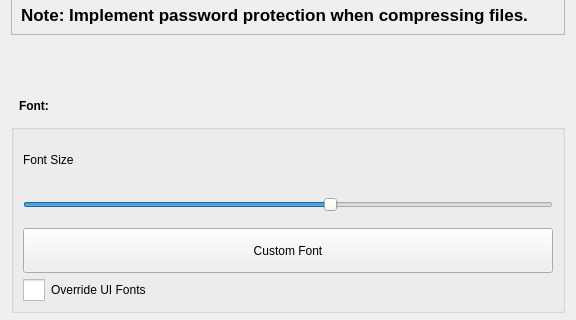
Before: the Qt Designer form src/Preferences.ui in ic005k/Knot, drawn with Qt 5; both pictures show x 0 to 576 and y 278 to 598 of the 576 by 807 pixel window.
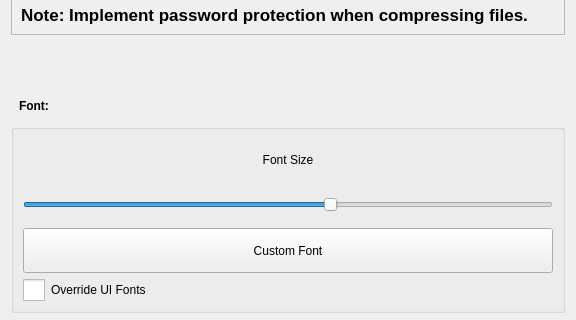
After: the same form once the commit is applied. Icons and pictures are not drawn.

```diff
--- a/src/Preferences.ui
+++ b/src/Preferences.ui
@@ -215,6 +215,9 @@
         <property name="text">
          <string>Font Size</string>
         </property>
+        <property name="alignment">
+         <set>Qt::AlignmentFlag::AlignCenter</set>
+        </property>
        </widget>
       </item>
       <item>
```
